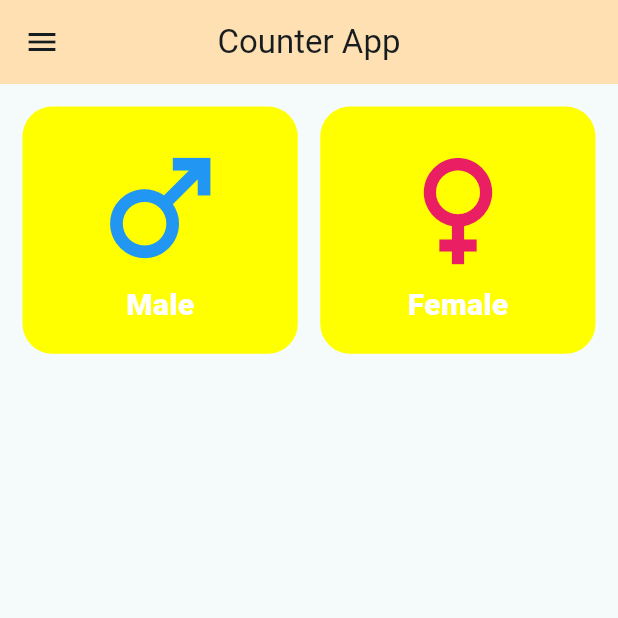
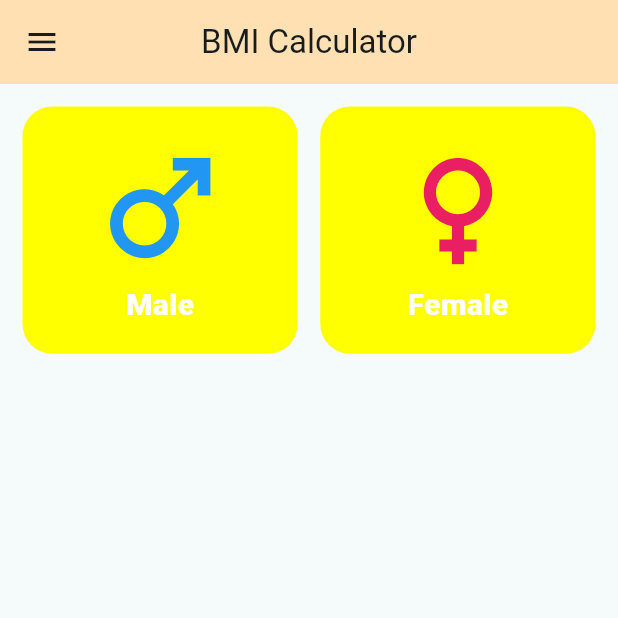
Before and after one commit to Ratndeep1999/bmi_calculator, a Flutter app: the screen it shows after launch, on a phone screen of 412 x 824 dp, the top half of it. Run offline on Flutter 3.47's test engine with Material 3 defaults, Android fonts, the phone set to English and light mode, and no system bars.

Commit message:
bmi_calculator_page.dart : male anf female section (container, icons, text) added, Height section (Text, ) added

```diff
--- a/lib/bmi_calculator_page.dart
+++ b/lib/bmi_calculator_page.dart
@@ -14,7 +14,7 @@
       appBar: AppBar(
         leading: Icon(Icons.menu),
         centerTitle: true,
-        title: Text("Counter App", style: TextStyle()),
+        title: Text("BMI Calculator", style: TextStyle()),
         backgroundColor: Colors.orange.shade100,
       ),
       body: SafeArea(
@@ -90,6 +90,22 @@
                   ),
                 ],
               ),
+
+              SizedBox(height: 20,),
+
+              // Height Section
+              Container(
+                height: MediaQuery.of(context).size.height * 0.20,
+                decoration: BoxDecoration(
+                  borderRadius: BorderRadius.circular(20),
+                  color: Colors.yellowAccent,
+                ),
+                child: Column(
+                  children: [
+
+                  ],
+                ),
+              ),
             ],
           ),
         ),
```
